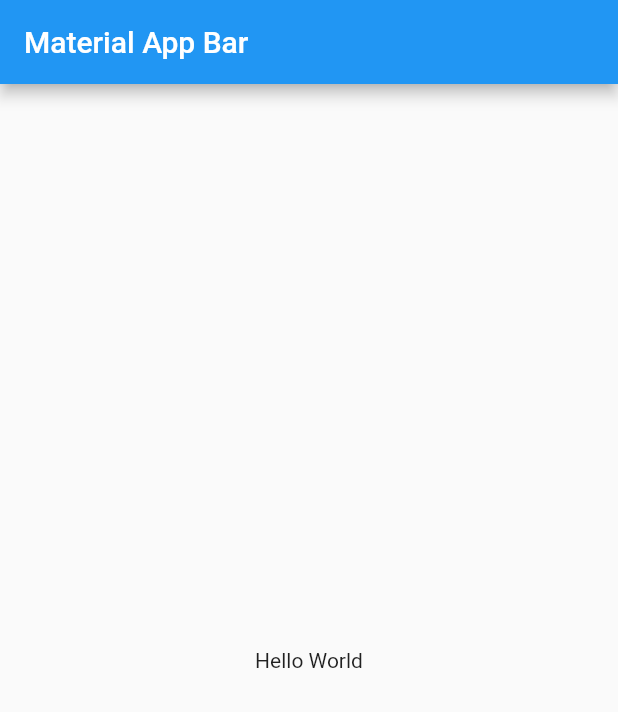
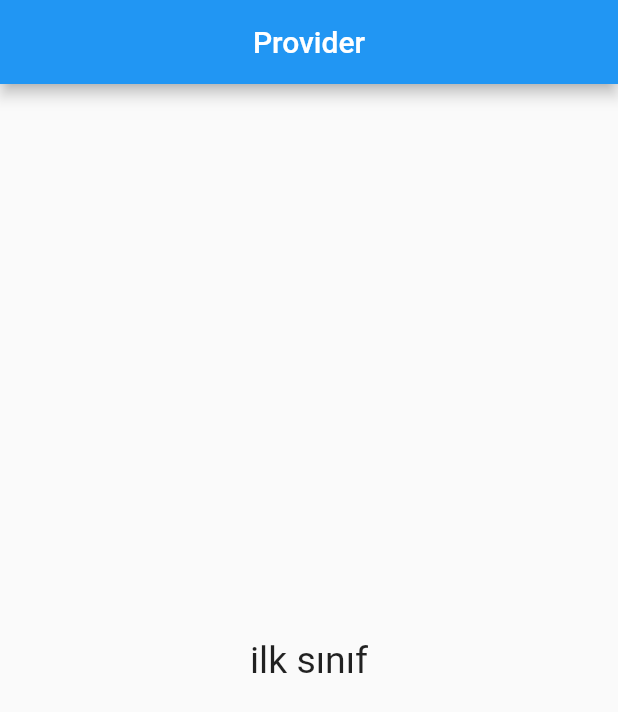
Before and after one commit to TarkanKara/Provider_Riverpod, a Flutter app: the screen it shows after launch, on a phone screen of 412 x 824 dp. Shown: the top 712 px of the screen. Run offline on Flutter 3.47's test engine with Material 2 defaults, Android fonts, the phone set to English and light mode, and no system bars.

Commit message:
provider2 || provider kullanimi

```diff
--- a/lib/main.dart
+++ b/lib/main.dart
@@ -1,20 +1,66 @@
 import 'package:flutter/material.dart';
+import 'package:provider/provider.dart';
 
 void main() => runApp(const MyApp());
+
+//iç içe provider kullanımı
+// MyFirstClass adında bir sınıf oluşturalım
+//
+class MyFirstClass {
+  final String myValue = "ilk sınıf";
+}
+
+//ikinci oluşturduğumuz sınıf bir önceki sınıftan nesne alsın
+//proxyProvider ile birinci sınıf üzerinden ikinci sınıfa erişelim
+class MySecondClass {
+  final MyFirstClass myFirstClass;
+
+  MySecondClass(this.myFirstClass);
+}
 
 class MyApp extends StatelessWidget {
   const MyApp({super.key});
 
   @override
   Widget build(BuildContext context) {
-    return MaterialApp(
+    return const MaterialApp(
+      debugShowCheckedModeBanner: false,
       title: 'Material App',
-      home: Scaffold(
-        appBar: AppBar(
-          title: const Text('Material App Bar'),
-        ),
-        body: const Center(
-          child: Text('Hello World'),
+      home: HomePage(),
+    );
+  }
+}
+
+class HomePage extends StatelessWidget {
+  const HomePage({super.key});
+
+  @override
+  Widget build(BuildContext context) {
+    //ilk provider MyFirstClass() nı döndürsün.
+    //
+    return Provider(
+      create: (context) => MyFirstClass(),
+      child: ProxyProvider<MyFirstClass, MySecondClass>(
+        update: (context, myFirstClass, previous) {
+          return MySecondClass(myFirstClass);
+        },
+        child: Scaffold(
+          appBar: AppBar(
+            title: const Text("Provider"),
+            centerTitle: true,
+          ),
+          body: Builder(
+            builder: (context) {
+              return Center(
+                child: Text(
+                  Provider.of<MySecondClass>(context).myFirstClass.myValue,
+                  style: const TextStyle(
+                    fontSize: 25,
+                  ),
+                ),
+              );
+            },
+          ),
         ),
       ),
     );
--- a/pubspec.yaml
+++ b/pubspec.yaml
@@ -47,6 +47,7 @@ dev_dependencies:
   # package. See that file for information about deactivating specific lint
   # rules and activating additional ones.
   flutter_lints: ^2.0.0
+  provider: ^6.0.4
 
 # For information on the generic Dart part of this file, see the
 # following page: https://dart.dev/tools/pub/pubspec
```
Also changed, not shown: pubspec.lock, 1 other file.
